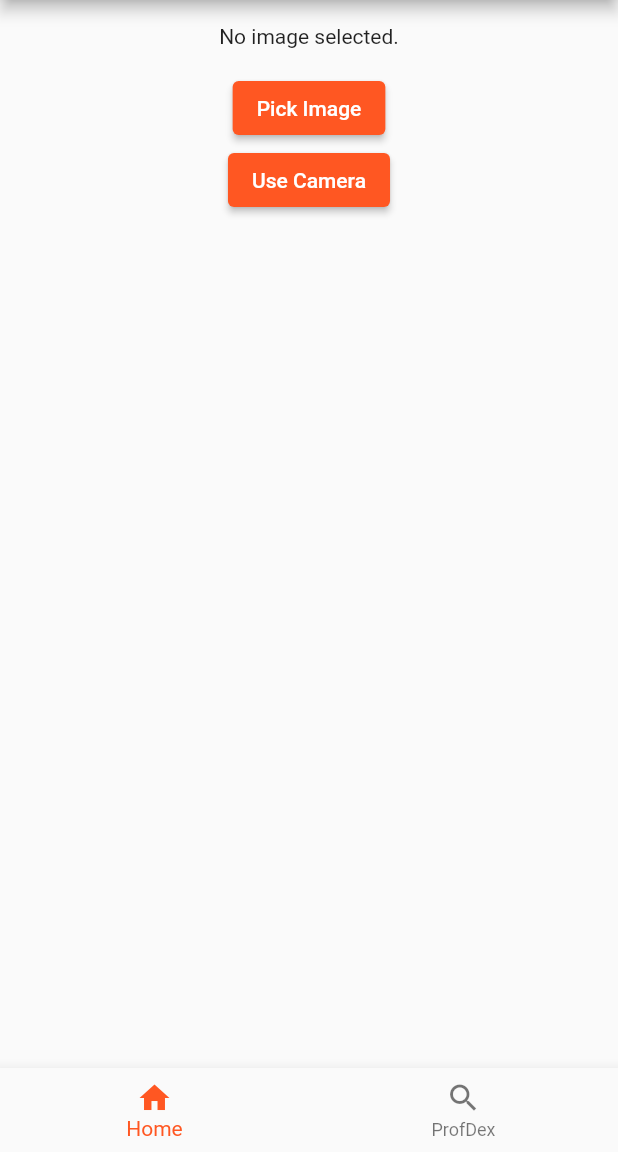
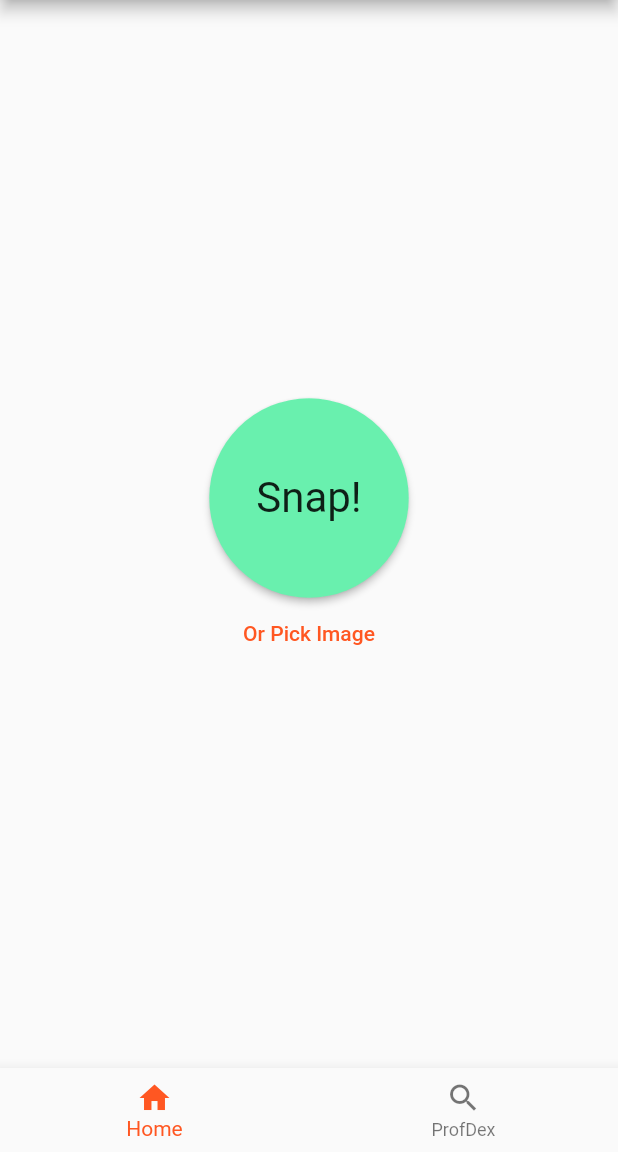
Before and after one commit to tcgj-pteltd/CatchMyProf, a Flutter app: the screen it shows after launch, on a phone screen of 412 x 824 dp, the part 84-1236 px from its top. Run offline on Flutter 3.47's test engine with Material 2 defaults, Android fonts, the phone set to English and light mode, and no system bars; our stand-ins replace image_picker.

Commit message:
Update UI

```diff
--- a/lib/homepage.dart
+++ b/lib/homepage.dart
@@ -48,36 +48,45 @@ class _HomePageState extends State<HomePage> {
   @override
   Widget build(BuildContext context) {
     return Scaffold(
-      body: Center(
+      body: Column(
+        mainAxisAlignment: MainAxisAlignment.center,
+        crossAxisAlignment: CrossAxisAlignment.center,
+        children: <Widget>[
+          Center(
+            child: _image == null
+                ? Padding(
+                    padding: EdgeInsets.all(16.0),
                     child: Column(
                       children: <Widget>[
-            _image == null
-                ? Padding(
-                    padding: EdgeInsets.all(16.0),
-                    child: Text('No image selected.'))
+                        RawMaterialButton(
+                          onPressed: getImageFromCamera,
+                          elevation: 2.0,
+                          fillColor: Colors.greenAccent,
+                          child: Text("Snap!", textScaleFactor: 2.0),
+                          padding: EdgeInsets.all(50.0),
+                          shape: CircleBorder(),
+                        ),
+                        TextButton(
+                          onPressed: getImageFromGallery,
+                          child: Text("Or Pick Image"),
+                        ),
+                      ],
+                    ))
                 : Column(
                     children: <Widget>[
                       Image.file(_image, width: 300, height: 300),
                       ElevatedButton(
                         onPressed: removeImage,
+                        child: Text("Submit"),
+                      ),
+                      TextButton(
+                        onPressed: removeImage,
                         child: Text("Remove Image"),
-                ),
-                ElevatedButton(
-                  onPressed: removeImage,
-                  child: Text("Submit"),
                       )
                     ],
                   ),
-            ElevatedButton(
-              onPressed: getImageFromGallery,
-              child: Text("Pick Image"),
-            ),
-            ElevatedButton(
-              onPressed: getImageFromCamera,
-              child: Text("Use Camera"),
           )
         ],
-        ),
       ),
     );
   }
```
Lines whose indentation alone changed are shown as unchanged.
